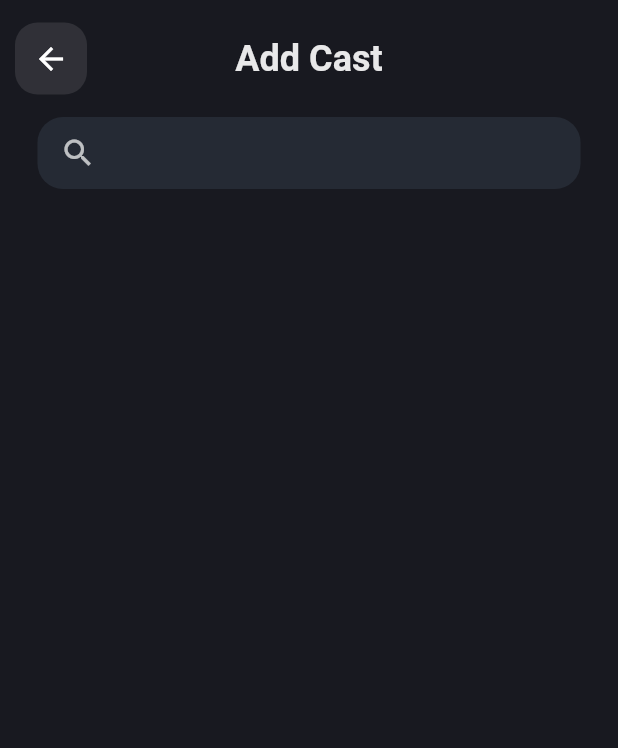
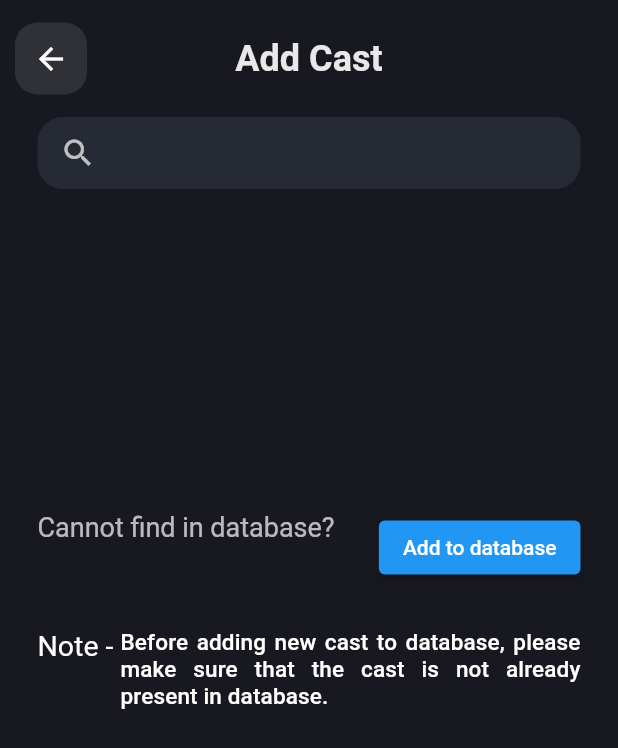
Before and after one commit to Ravi-Maurya74/movie_app, a Flutter app: the AddCast screen opened by its route, on a phone screen of 412 x 824 dp. Shown: the top 748 px of the screen. Run offline on Flutter 3.47's test engine with Material 2 defaults, Android fonts, the phone set to English and light mode, and no system bars; drawn by our look-alikes of flutter_typeahead; our stand-ins replace cached_network_image, flutter_bounceable, flutter_staggered_animations, get_storage; accounts and stored records are empty.

```diff
--- a/lib/pages/add_cast_page.dart
+++ b/lib/pages/add_cast_page.dart
@@ -26,19 +26,74 @@ class _AddCastState extends State<AddCast> {
   @override
   Widget build(BuildContext context) {
     return Scaffold(
+      // resizeToAvoidBottomInset: false,
       body: SafeArea(
+        child: SingleChildScrollView(
           child: Column(
             children: [
               const CustomAppbar(),
-            Expanded(
+              Column(
+                children: [
+                  SearchWidget(updateCallback: updateCallback),
+                  ResultWidget(data: data),
+                  // SizedBox(
+                  //   height: 100,
+                  // ),
+                  CreateNewCast()
+                ],
+              ),
+            ],
+          ),
+        ),
+      ),
+    );
+  }
+}
+
+class CreateNewCast extends StatelessWidget {
+  const CreateNewCast({
+    Key? key,
+  }) : super(key: key);
+
+  @override
+  Widget build(BuildContext context) {
+    return Container(
+      margin: const EdgeInsets.symmetric(horizontal: 25, vertical: 15),
       child: Column(
         children: [
-                SearchWidget(updateCallback: updateCallback),
-                ResultWidget(data: data)
-              ],
+          Row(
+            mainAxisAlignment: MainAxisAlignment.spaceBetween,
+            crossAxisAlignment: CrossAxisAlignment.start,
+            children: [
+              const SizedBox(
+                  width: 200,
+                  child: Text(
+                    'Cannot find in database?',
+                    textAlign: TextAlign.left,
                   )),
+              ElevatedButton(onPressed: () {}, child: Text('Add to database'))
             ],
           ),
+          const SizedBox(
+            height: 30,
+          ),
+          Row(
+            crossAxisAlignment: CrossAxisAlignment.start,
+            children: [
+              Text(
+                'Note - ',
+                style: Theme.of(context).textTheme.titleMedium,
+              ),
+              Flexible(
+                child: Text(
+                  'Before adding new cast to database, please make sure that the cast is not already present in database.',
+                  style: Theme.of(context).textTheme.titleSmall,
+                  textAlign: TextAlign.justify,
+                ),
+              )
+            ],
+          )
+        ],
       ),
     );
   }
@@ -56,7 +111,9 @@ class ResultWidget extends StatelessWidget {
   Widget build(BuildContext context) {
     return Container(
       child: (data == null)
-          ? null
+          ? SizedBox(
+              height: 200,
+            )
           : Padding(
               padding: const EdgeInsets.symmetric(vertical: 20),
               child: Row(
--- a/pubspec.yaml
+++ b/pubspec.yaml
@@ -46,6 +46,7 @@ dependencies:
   flutter_typeahead: ^4.1.1
   provider: ^6.0.5
   get_storage: ^2.0.3
+  flutter_bounceable: ^1.0.3
 
 dev_dependencies:
   flutter_test:
```
Also changed, not shown: lib/pages/filtered_movies.dart (+13 -5 lines), lib/pages/home_page.dart (+17 -6 lines), lib/pages/movie_page.dart (+40 -29 lines), lib/providers/movie.dart (+49 -0 lines), lib/widgets/custom_text_field2.dart (+6 -1 lines), pubspec.lock. Lines whose indentation alone changed are shown as unchanged.
